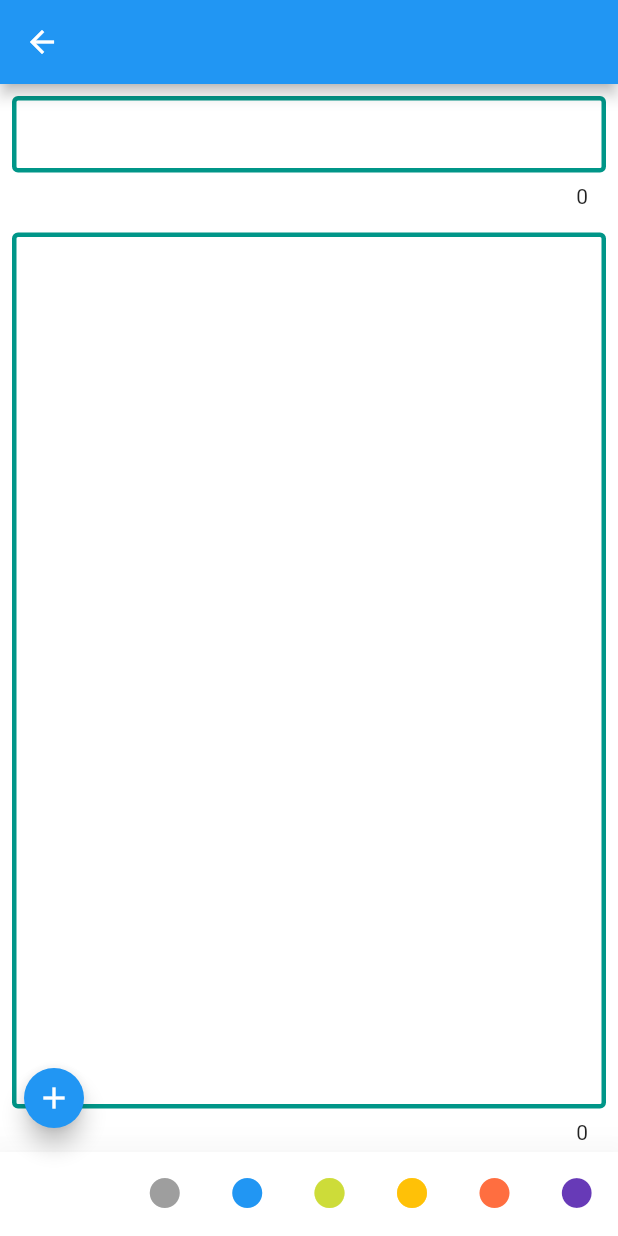
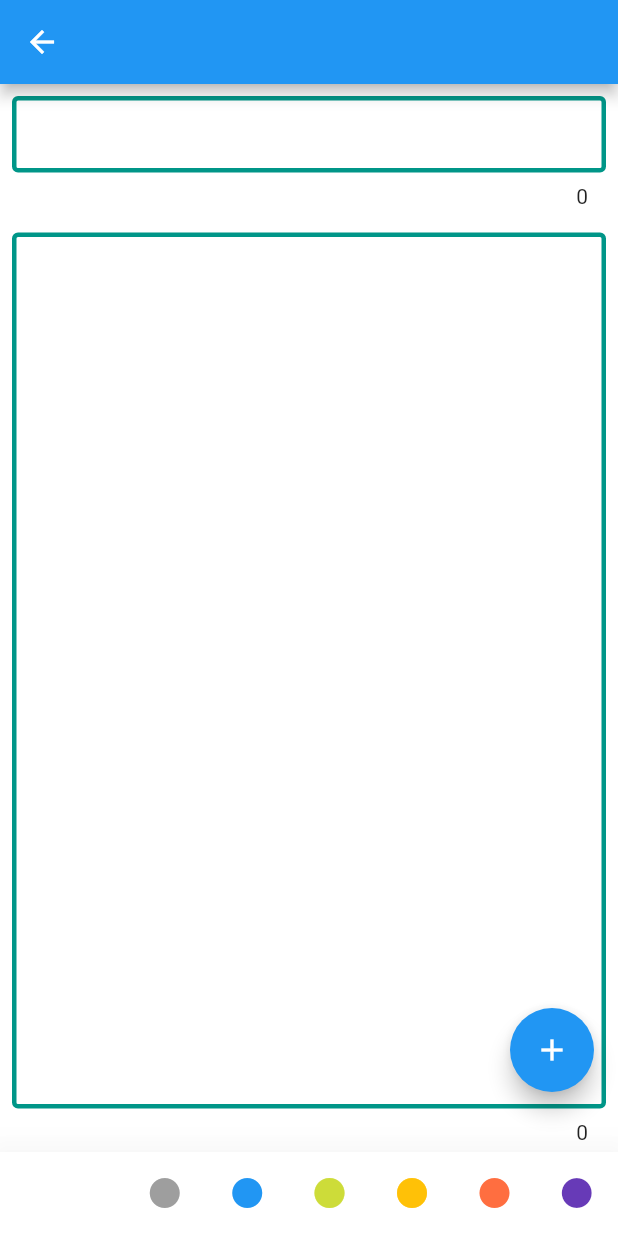
Before and after one commit to hyperov/ToDo_App_Flutter, a Flutter app: the NotesDetailsWidget screen opened directly, after a tap on the "add" icon, on a phone screen of 412 x 824 dp. Run offline on Flutter 3.47's test engine with Material 2 defaults, Android fonts, the phone set to English and light mode, and no system bars; our stand-ins replace cloud_firestore, firebase_auth, firebase_core, flutter_secure_storage, get; missing offline and left inert: flutterfire_ui; accounts and stored records are empty; generated files the repository leaves out were written again; statements that could not run were skipped.

Commit message:
update Note model,details screen and viewmodel

```diff
--- a/to_do_app_flutter/lib/notes/model/Note.dart
+++ b/to_do_app_flutter/lib/notes/model/Note.dart
@@ -1,10 +1,20 @@
 class Note {
-  String title = "Note";
-  String desc = "";
-  bool pinned = false;
-  background backgroundColor = background.white;
+  String title;
+  String desc;
+
+  bool pinned;
+
+  int backgroundColorIndex;
+
   late DateTime createdAt;
   late DateTime lastEdit;
+
+  Note({
+    required this.title,
+    required this.desc,
+    required this.createdAt,
+    required this.lastEdit,
+    this.pinned = false,
+    this.backgroundColorIndex = 0,
+  });
 }
-
-enum background { white, red, purple, orange, blue, green }
--- a/to_do_app_flutter/lib/notes/view/NotesDetailsScreen.dart
+++ b/to_do_app_flutter/lib/notes/view/NotesDetailsScreen.dart
@@ -1,5 +1,6 @@
 import 'package:flutter/material.dart';
 import 'package:get/get.dart';
+import 'package:to_do_app_flutter/notes/model/Note.dart';
 import 'package:to_do_app_flutter/notes/viewmodel/NotesDetailsViewModel.dart';
 import 'package:to_do_app_flutter/utils/AppColor.dart';
 
@@ -58,6 +59,8 @@ class NotesDetailsWidget extends StatelessWidget {
                     expands: true,
                     maxLines: null,
                     minLines: null,
+                    onChanged: (String text) =>
+                        detailsController.textChanges.value = true,
                     buildCounter: (context,
                         {required currentLength,
                         required isFocused,
@@ -130,9 +133,32 @@ class NotesDetailsWidget extends StatelessWidget {
             _getBackgroundColor(index);
           },
         ),
-        floatingActionButtonLocation: FloatingActionButtonLocation.miniStartFloat,
-        floatingActionButton: FloatingActionButton(focusElevation: 16,child: Icon(Icons.add),mini: true,
-          onPressed: () {},
+        floatingActionButtonLocation: FloatingActionButtonLocation.endFloat,
+        floatingActionButton: Container(
+          margin: const EdgeInsets.only(bottom: 24),
+          child: FloatingActionButton(
+            focusElevation: 16,
+            highlightElevation: 32,
+            child: Icon(Icons.add),
+            tooltip: "save",
+            splashColor: _getBackgroundColor(
+                detailsController.bottomNavigationIndex.value),
+            onPressed: () {
+              if (detailsController.textChanges.isFalse) {
+                detailsController.addNote(
+                  Note(
+                      title: detailsController.title.value,
+                      desc: detailsController.desc.value,
+                      createdAt: DateTime.now(),
+                      lastEdit: DateTime.now(),
+                      backgroundColorIndex:
+                          detailsController.bottomNavigationIndex.value),
+                );
+              }else{
+
+              }
+            },
+          ),
         ),
       ),
     );
--- a/to_do_app_flutter/lib/notes/viewmodel/NotesDetailsViewModel.dart
+++ b/to_do_app_flutter/lib/notes/viewmodel/NotesDetailsViewModel.dart
@@ -6,13 +6,17 @@ import 'package:to_do_app_flutter/notes/model/NotesRepo.dart';
 import '../model/Note.dart';
 
 class NotesDetailsViewModel extends GetxController {
-
   final NotesRepo _notesRepo = Get.put(NotesRepo());
 
   RxString insertDocId = "".obs;
   RxInt bottomNavigationIndex = 0.obs;
   RxInt titleTextCounter = 0.obs;
   RxInt detailsTextCounter = 0.obs;
+
+  RxBool textChanges = false.obs;
+
+  RxString title = "".obs;
+  RxString desc = "".obs;
 
   @override
   void onInit() {
@@ -29,4 +33,9 @@ class NotesDetailsViewModel extends GetxController {
     }, onError: (err) => printError(info: "note insert error : $err"));
   }
 
+  editNote(Note note,noteId) {
+    Future<void> notesRef =
+    _notesRepo.updateNote(Auth.instance.currentUser!.uid,noteId, note);
+    notesRef.then((value) => {}, onError: (err) => printError(info: "note edit error : $err"));
+  }
 }
```
